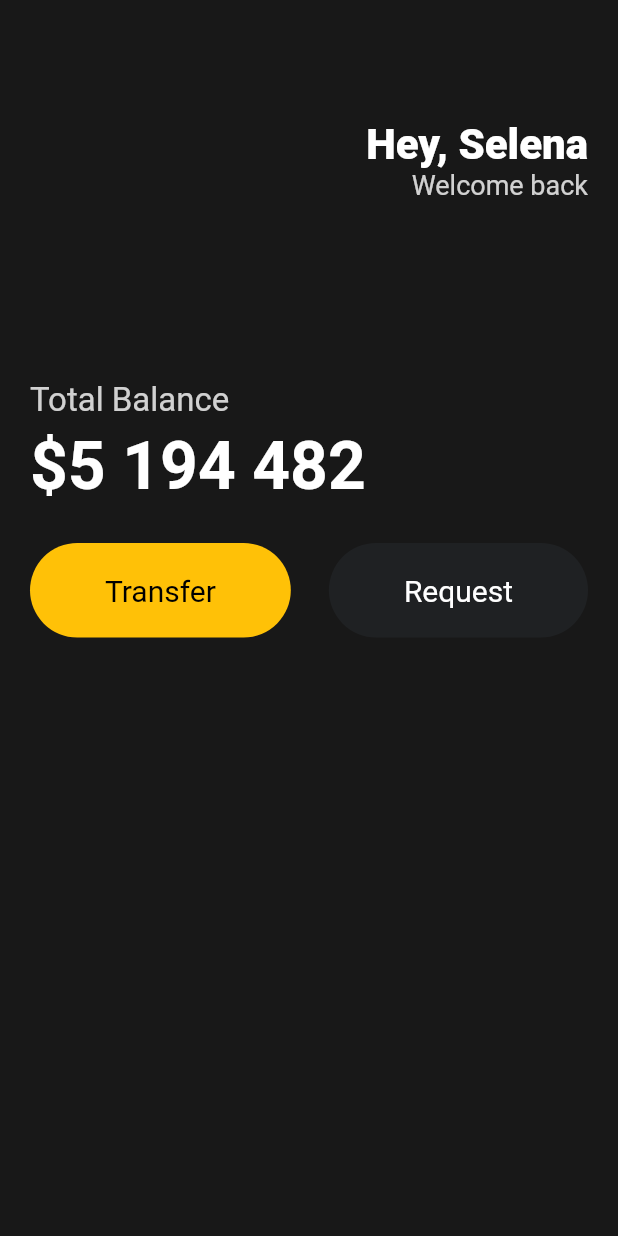
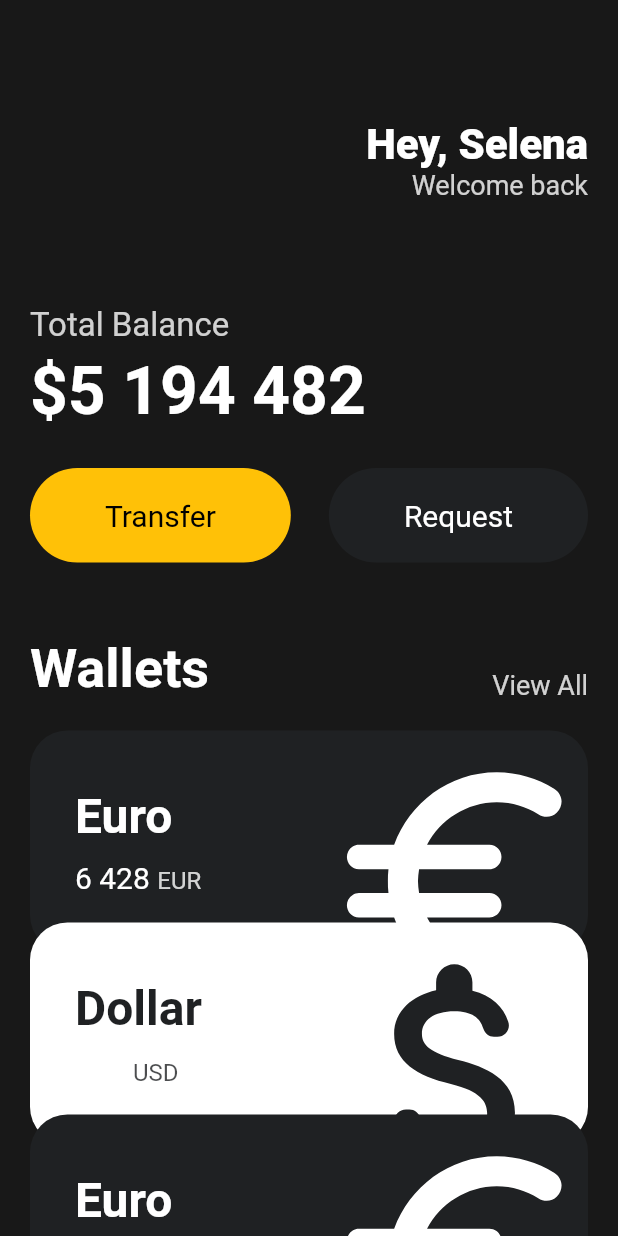
Before and after one commit to Leesunghee/webtoon, a Flutter app: the screen it shows after launch, on a phone screen of 412 x 824 dp. Run offline on Flutter 3.47's test engine with Material 2 defaults, Android fonts, the phone set to English and light mode, and no system bars.

Commit message:
finish UI challenge

```diff
--- a/lib/main.dart
+++ b/lib/main.dart
@@ -1,5 +1,6 @@
 import 'package:flutter/material.dart';
 import 'package:webtoon/widgets/button.dart';
+import 'package:webtoon/widgets/currency_card.dart';
 
 void main() {
   runApp(App());
@@ -11,7 +12,8 @@ class App extends StatelessWidget {
     return MaterialApp(
       home: Scaffold(
           backgroundColor: const Color(0xFF181818),
-          body: Padding(
+          body: SingleChildScrollView(
+            child: Padding(
               padding: const EdgeInsets.symmetric(
                 horizontal: 20,
               ),
@@ -47,7 +49,7 @@ class App extends StatelessWidget {
                     ],
                   ),
                   const SizedBox(
-                  height: 120,
+                    height: 70,
                   ),
                   Text(
                     'Total Balance',
@@ -84,8 +86,67 @@ class App extends StatelessWidget {
                         textColor: Colors.white,
                       ),
                     ],
-                )
+                  ),
+                  const SizedBox(
+                    height: 50,
+                  ),
+                  Row(
+                    mainAxisAlignment: MainAxisAlignment.spaceBetween,
+                    crossAxisAlignment: CrossAxisAlignment.end,
+                    children: [
+                      const Text(
+                        'Wallets',
+                        style: TextStyle(
+                          color: Colors.white,
+                          fontSize: 36,
+                          fontWeight: FontWeight.w600,
+                        ),
+                      ),
+                      Text(
+                        'View All',
+                        style: TextStyle(
+                          color: Colors.white.withOpacity(0.8),
+                          fontSize: 18,
+                        ),
+                      ),
                     ],
+                  ),
+                  const SizedBox(
+                    height: 20,
+                  ),
+                  const CurrencyCard(
+                    name: 'Euro',
+                    code: 'EUR',
+                    amount: '6 428',
+                    icon: Icons.euro_rounded,
+                    isInverted: false,
+                  ),
+                  Transform.translate(
+                    offset: const Offset(
+                      0, -20,
+                    ),
+                    child: const CurrencyCard(
+                      name: 'Dollar',
+                      code: 'USD',
+                      amount: '428',
+                      icon: Icons.attach_money_rounded,
+                      isInverted: true,
+                    ),
+                  ),
+                  Transform.translate(
+                    offset: const Offset(
+                      0, -40,
+                    ),
+                    child: const CurrencyCard(
+                      name: 'Euro',
+                      code: 'EUR',
+                      amount: '6 428',
+                      icon: Icons.euro_rounded,
+                      isInverted: false,
+                    ),
+                  ),
+                ],
+              ),
             ),
           )),
     );
--- /dev/null
+++ b/lib/widgets/currency_card.dart
@@ -0,0 +1,92 @@
+import 'package:flutter/material.dart';
+
+class CurrencyCard extends StatelessWidget {
+  final String name, code, amount;
+  final IconData icon;
+  final bool isInverted;
+  final _blackColor = const Color(0xFF1F2123);
+
+  const CurrencyCard({
+    super.key,
+    required this.name,
+    required this.code,
+    required this.amount,
+    required this.icon,
+    required this.isInverted,
+  });
+
+  @override
+  Widget build(BuildContext context) {
+    return Container(
+        clipBehavior: Clip.hardEdge,
+        decoration: BoxDecoration(
+          color: isInverted ? Colors.white : _blackColor,
+          borderRadius: BorderRadius.circular(25),
+        ),
+        child: Padding(
+          padding: const EdgeInsets.symmetric(
+            vertical: 30,
+            horizontal: 30,
+          ),
+          child: Row(
+            mainAxisAlignment: MainAxisAlignment.spaceBetween,
+            children: [
+              Column(
+                crossAxisAlignment: CrossAxisAlignment.start,
+                children: [
+                  Text(
+                    name,
+                    style: TextStyle(
+                      color: isInverted ? _blackColor : Colors.white,
+                      fontSize: 32,
+                      fontWeight: FontWeight.w600,
+                    ),
+                  ),
+                  const SizedBox(
+                    height: 10,
+                  ),
+                  Row(
+                    crossAxisAlignment: CrossAxisAlignment.end,
+                    children: [
+                      Text(
+                        amount,
+                        style: const TextStyle(
+                          color: Colors.white,
+                          fontSize: 20,
+                        ),
+                      ),
+                      const SizedBox(
+                        width: 5,
+                      ),
+                      Text(
+                        code,
+                        style: TextStyle(
+                          color: isInverted
+                              ? _blackColor.withOpacity(0.8)
+                              : Colors.white.withOpacity(0.8),
+                          fontSize: 16,
+                        ),
+                      ),
+                    ],
+                  ),
+                ],
+              ),
+              Transform.scale(
+                scale: 2.2,
+                child: Transform.translate(
+                  offset: const Offset(
+                    -5,
+                    12,
+                  ),
+                  child: Icon(
+                    icon,
+                    color: isInverted ? _blackColor : Colors.white,
+                    size: 88,
+                  ),
+                ),
+              ),
+            ],
+          ),
+        ));
+  }
+}
```
Lines whose indentation alone changed are shown as unchanged.
